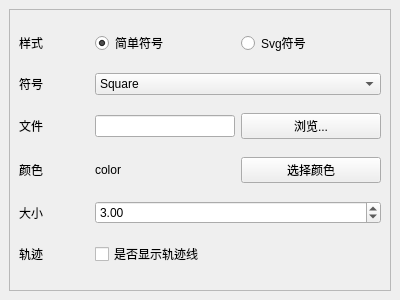
liuleidong/qgis_cpp_api_apps, file src/ll_qgis_uav_realtime/paramdockwidget.ui: the form before one commit.
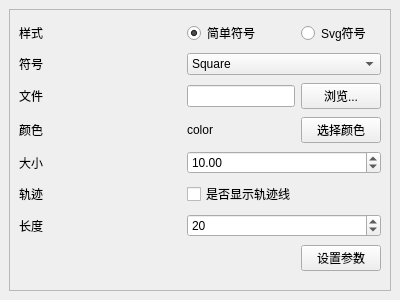
The form after the commit.

Commit message: 增加了参数设置代码

```diff
--- a/src/ll_qgis_uav_realtime/paramdockwidget.ui
+++ b/src/ll_qgis_uav_realtime/paramdockwidget.ui
@@ -30,12 +30,12 @@
        <property name="geometry">
         <rect>
          <x>0</x>
-         <y>0</y>
-         <width>380</width>
-         <height>261</height>
+         <y>-24</y>
+         <width>366</width>
+         <height>288</height>
         </rect>
        </property>
-       <layout class="QGridLayout" name="gridLayout_2" columnstretch="1,2,2,0">
+       <layout class="QGridLayout" name="gridLayout_2" columnstretch="1,0,0,0">
         <item row="5" column="0">
          <widget class="QLabel" name="label">
           <property name="text">
@@ -60,7 +60,7 @@
         <item row="4" column="1" colspan="2">
          <widget class="QDoubleSpinBox" name="doubleSpinBox_size">
           <property name="value">
-           <double>3.000000000000000</double>
+           <double>10.000000000000000</double>
           </property>
          </widget>
         </item>
@@ -81,6 +81,13 @@
           </property>
          </widget>
         </item>
+        <item row="7" column="2">
+         <widget class="QPushButton" name="pushButton_Set">
+          <property name="text">
+           <string>设置参数</string>
+          </property>
+         </widget>
+        </item>
         <item row="0" column="1">
          <widget class="QRadioButton" name="radioButton_simple">
           <property name="text">
@@ -161,6 +168,13 @@
           </property>
          </widget>
         </item>
+        <item row="2" column="2">
+         <widget class="QPushButton" name="pushButton_selectSvg">
+          <property name="text">
+           <string>浏览...</string>
+          </property>
+         </widget>
+        </item>
         <item row="0" column="0">
          <widget class="QLabel" name="label_2">
           <property name="text">
@@ -175,10 +189,17 @@
           </property>
          </widget>
         </item>
-        <item row="2" column="2">
-         <widget class="QPushButton" name="pushButton_selectSvg">
+        <item row="6" column="0">
+         <widget class="QLabel" name="label_8">
           <property name="text">
-           <string>浏览...</string>
+           <string>长度</string>
+          </property>
+         </widget>
+        </item>
+        <item row="6" column="1" colspan="2">
+         <widget class="QSpinBox" name="spinBox_size">
+          <property name="value">
+           <number>20</number>
           </property>
          </widget>
         </item>
```
The commit also changes 5 other files.
